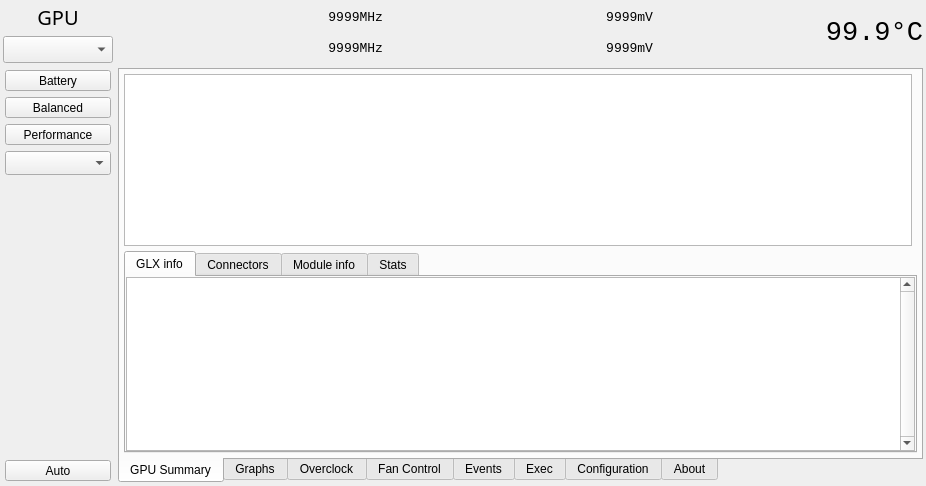
This is radeon-profile/radeon_profile.ui in marazmista/radeon-profile as Qt 5 draws it before an edit. The edited form follows.
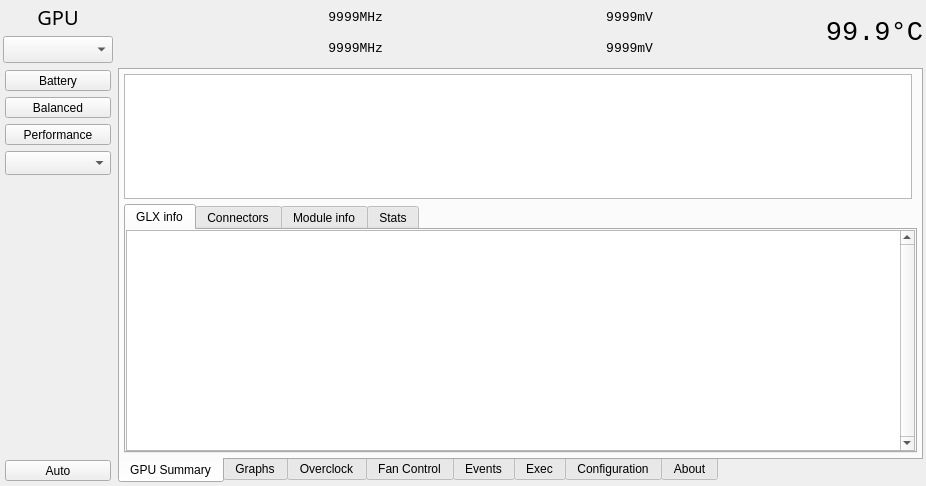
This is the edited form. The open tabs and pages were chosen to show the change. Icons and pictures are not drawn.

Commit message: ui strech modification, use old plot legends option record

```diff
--- a/radeon-profile/radeon_profile.ui
+++ b/radeon-profile/radeon_profile.ui
@@ -531,7 +531,7 @@
        <attribute name="title">
         <string>GPU Summary</string>
        </attribute>
-       <layout class="QGridLayout" name="gridLayout_4">
+       <layout class="QGridLayout" name="gridLayout_4" rowstretch="1,2">
         <property name="leftMargin">
          <number>4</number>
         </property>
```
Left out of the diff: 2 changed lines with no effect on the pictures. The commit also changes 1 other file.
